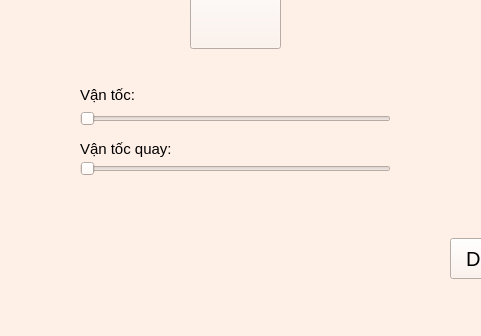
lacie-life/junbot_core, file junbot_gui/ui/robotinterface.ui: the form before one commit; both pictures show x 650 to 1131 and y 422 to 758 of the 1269 by 758 pixel window.
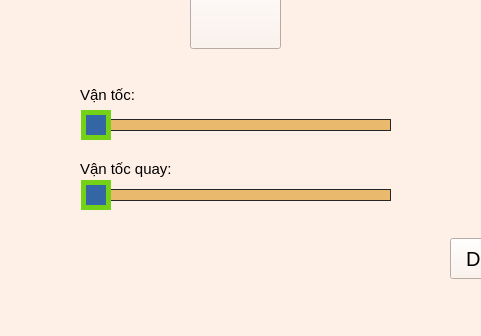
The form after the commit. The open tabs and pages were chosen to show the change. Icons and pictures are not drawn.

Commit message: [Update] update slider bar

Diff of the .ui file:
```diff
--- a/junbot_gui/ui/robotinterface.ui
+++ b/junbot_gui/ui/robotinterface.ui
@@ -26,7 +26,7 @@
       <x>490</x>
       <y>110</y>
       <width>771</width>
-      <height>521</height>
+      <height>581</height>
      </rect>
     </property>
     <property name="currentIndex">
@@ -152,9 +152,9 @@
       <property name="geometry">
        <rect>
         <x>240</x>
-        <y>470</y>
-        <width>311</width>
-        <height>21</height>
+        <y>490</y>
+        <width>321</width>
+        <height>35</height>
        </rect>
       </property>
       <property name="font">
@@ -162,6 +162,28 @@
         <pointsize>11</pointsize>
        </font>
       </property>
+      <property name="styleSheet">
+       <string notr="true">.QSlider{
+	color: rgb(136, 138, 133);
+	min-height: 35px;
+	max-height: 25px;
+}
+
+.QSlider::groove::horizontal{
+	border: 1px solid #262626;
+	background: rgb(233, 185, 110);
+	height: 10px;
+	margin: 0 10px;
+}
+
+.QSlider::handle::horizontal{
+	background:  rgb(52, 101, 164);
+	border: 5px solid rgb(115, 210, 22);;
+	width: 20px;
+	height: 20px;
+	margin: -10px -10px;
+}</string>
+      </property>
       <property name="orientation">
        <enum>Qt::Horizontal</enum>
       </property>
@@ -170,7 +192,7 @@
       <property name="geometry">
        <rect>
         <x>240</x>
-        <y>450</y>
+        <y>470</y>
         <width>101</width>
         <height>21</height>
        </rect>
@@ -189,8 +211,8 @@
        <rect>
         <x>240</x>
         <y>420</y>
-        <width>311</width>
-        <height>21</height>
+        <width>321</width>
+        <height>35</height>
        </rect>
       </property>
       <property name="font">
@@ -198,6 +220,28 @@
         <pointsize>11</pointsize>
        </font>
       </property>
+      <property name="styleSheet">
+       <string notr="true">.QSlider{
+	color: rgb(136, 138, 133);
+	min-height: 35px;
+	max-height: 25px;
+}
+
+.QSlider::groove::horizontal{
+	border: 1px solid #262626;
+	background: rgb(233, 185, 110);
+	height: 10px;
+	margin: 0 10px;
+}
+
+.QSlider::handle::horizontal{
+	background:  rgb(52, 101, 164);
+	border: 5px solid rgb(115, 210, 22);;
+	width: 20px;
+	height: 20px;
+	margin: -10px -10px;
+}</string>
+      </property>
       <property name="orientation">
        <enum>Qt::Horizontal</enum>
       </property>
```
Left out of the diff: 2 changed lines with no effect on the pictures.
